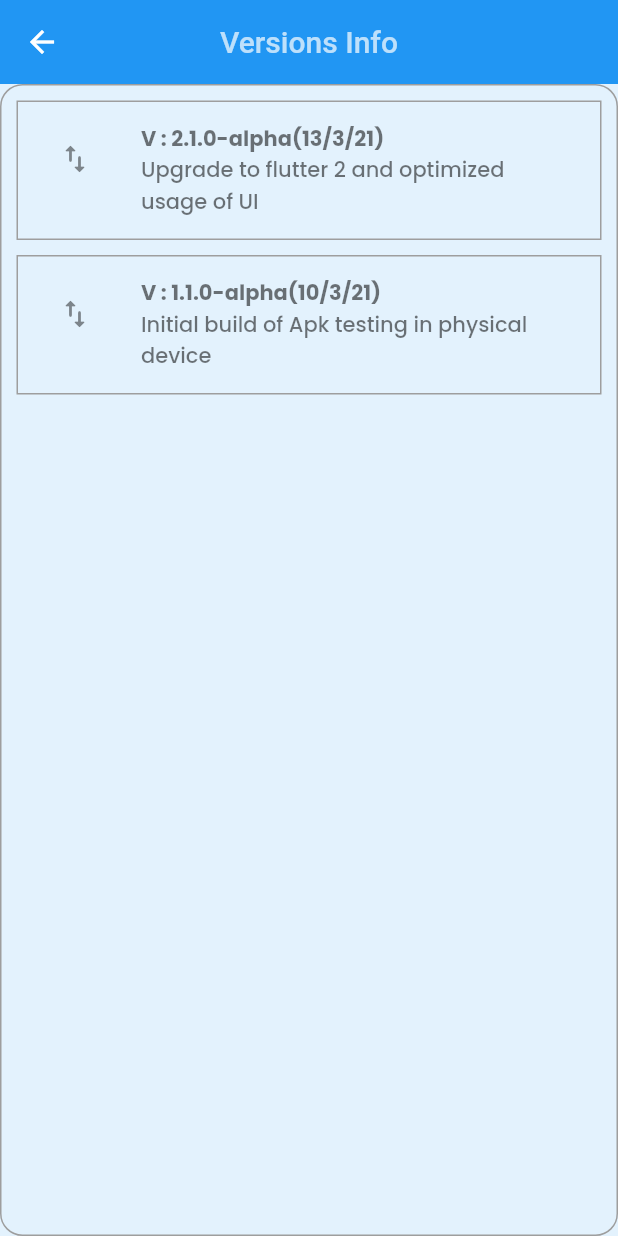
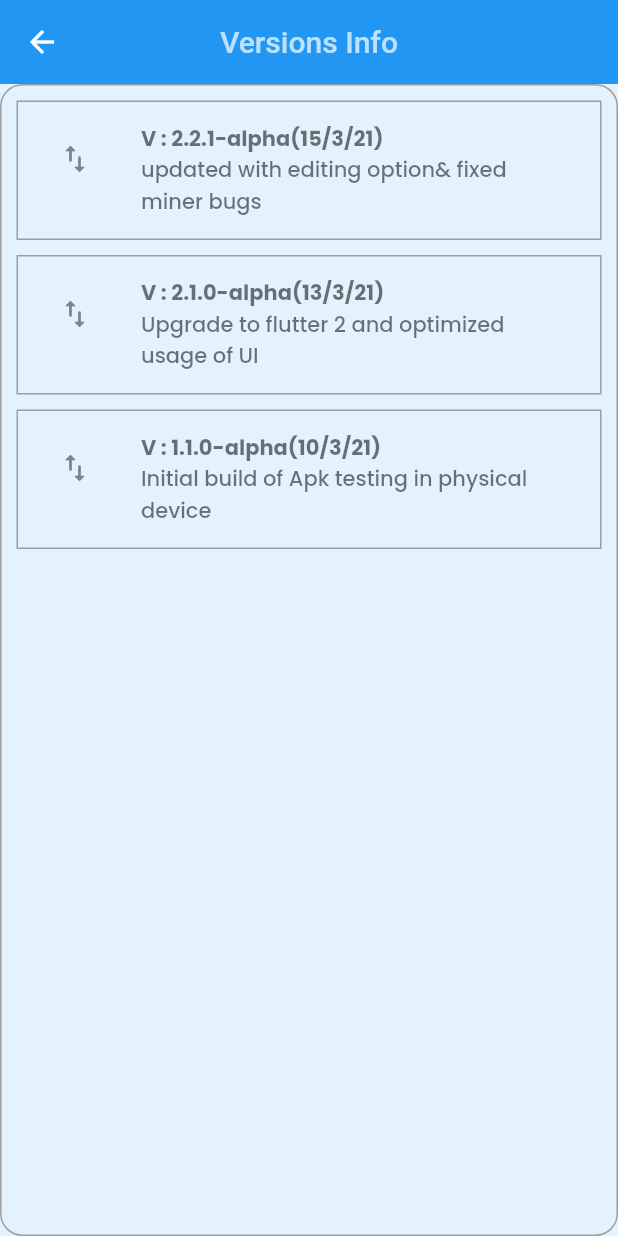
Before and after one commit to afranmuzammil/GrandSurveyApp, a Flutter app: the VersionsInfo screen opened directly, on a phone screen of 412 x 824 dp. Run offline on Flutter 3.47's test engine with Material 2 defaults, Android fonts, the phone set to English and light mode, and no system bars; our stand-ins replace cloud_firestore, connectivity, firebase_auth, firebase_core, firebase_storage, flutter_spinkit and 5 more; missing offline and left inert: dart:ffi; accounts and stored records are empty.

```diff
--- a/lib/pages/home.dart
+++ b/lib/pages/home.dart
@@ -520,8 +520,8 @@ class _MyHomePageState extends State<MyHomePage> {
                       builder: (context) => About(),
                     ));
               },
-              leading: Icon(Icons.info_outline_rounded),
-              title: Text("About",style: GoogleFonts.poppins(textStyle: TextStyle(
+              leading: Icon(Icons.settings),
+              title: Text( 'Settings',style: GoogleFonts.poppins(textStyle: TextStyle(
                   fontSize: 14, fontWeight: FontWeight.w500,color: Colors.black87))),
             ),
             Divider(
@@ -565,7 +565,7 @@ class _MyHomePageState extends State<MyHomePage> {
                 //virsions
                 ListTile(
                   leading: Icon(Icons.swap_vert_rounded),
-                  title: Text("V : 2.1.0-alpha",style: GoogleFonts.poppins(textStyle: TextStyle(
+                  title: Text("V : 2.2.1-alpha",style: GoogleFonts.poppins(textStyle: TextStyle(
                       fontSize: 14, fontWeight: FontWeight.w500,color: Colors.black87))),
                   onLongPress: (){
                     Navigator.push(
--- a/lib/pages/visionsinfo.dart
+++ b/lib/pages/visionsinfo.dart
@@ -37,6 +37,20 @@ class _VersionsInfoState extends State<VersionsInfo> {
                     borderRadius: BorderRadius.vertical()),
                 child:  ListTile(
                   leading: Icon(Icons.swap_vert_rounded),
+                  title: Text("V : 2.2.1-alpha(15/3/21) ",style: GoogleFonts.poppins(textStyle: TextStyle(
+                      fontSize: 14, fontWeight: FontWeight.bold,color: Colors.black54))),
+                  subtitle: Text("updated with editing option& fixed miner bugs",style: GoogleFonts.poppins(textStyle: TextStyle(
+                      fontSize: 14, fontWeight: FontWeight.w500,color: Colors.black54))),
+                ),
+              ),
+              SizedBox(height: 10,),
+              Container(
+                padding: EdgeInsets.all(10.0),
+                decoration:  BoxDecoration(
+                    border: Border.all(color: Colors.grey, width: 1),
+                    borderRadius: BorderRadius.vertical()),
+                child:  ListTile(
+                  leading: Icon(Icons.swap_vert_rounded),
                   title: Text("V : 2.1.0-alpha(13/3/21) ",style: GoogleFonts.poppins(textStyle: TextStyle(
                       fontSize: 14, fontWeight: FontWeight.bold,color: Colors.black54))),
                   subtitle: Text("Upgrade to flutter 2 and optimized usage of UI",style: GoogleFonts.poppins(textStyle: TextStyle(
--- a/pubspec.yaml
+++ b/pubspec.yaml
@@ -62,6 +62,8 @@ flutter:
   uses-material-design: true
 
   # To add assets to your application, add an assets section, like this:
+  assets:
+    - assets/map.png
   # assets:
   #   - images/a_dot_burr.jpeg
   #   - images/a_dot_ham.jpeg
```
Also changed, not shown: lib/pages/about.dart (+48 -5 lines), assets/map.png (added).
